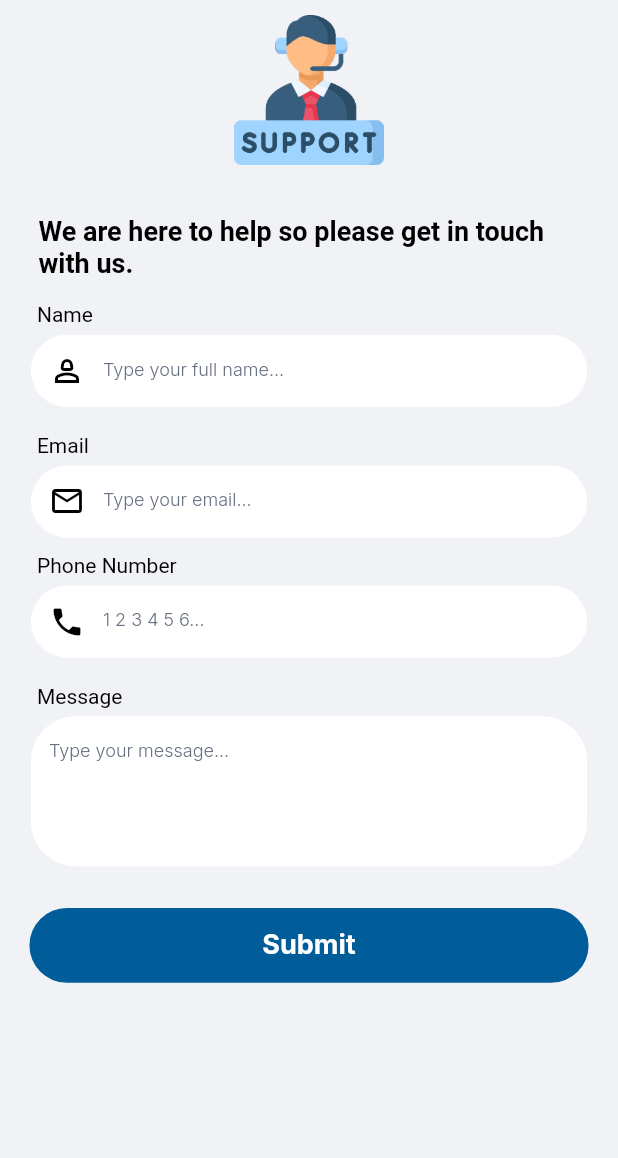
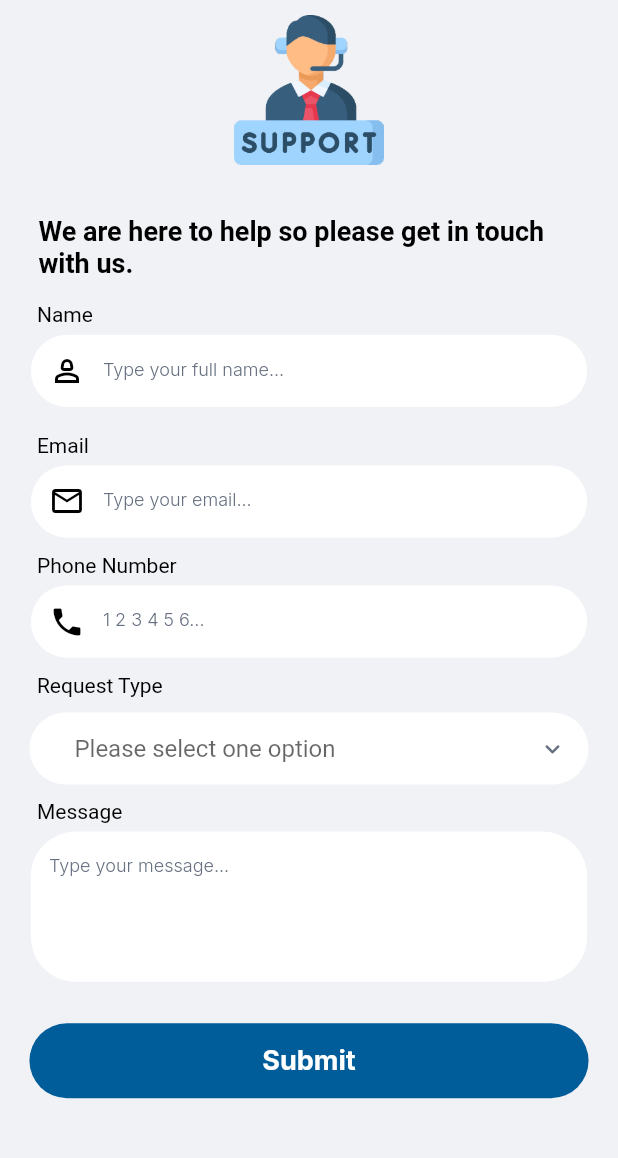
Before and after one commit to qtechdevexperts/panoptesan_driverapp, a Flutter app: the HelpSupportScreen screen opened directly, on a phone screen of 412 x 824 dp, the part 69-1227 px from its top. Run offline on Flutter 3.47's test engine with Material 2 defaults, Android fonts, the phone set to English and light mode, and no system bars; our stand-ins replace cached_network_image, device_info_plus, dio, firebase_core, firebase_crashlytics, firebase_messaging and 18 more; missing offline and left inert: camerawesome, custom_date_range_picker, custom_map_markers, external_path, flutter_stripe, flutter_video_info and 5 more; accounts and stored records are empty.

Commit message:
support dropdown added

```diff
--- a/lib/controllers/supportcontroller.dart
+++ b/lib/controllers/supportcontroller.dart
@@ -13,6 +13,7 @@
   TextEditingController email = new TextEditingController();
   TextEditingController phonenumber = new TextEditingController();
   TextEditingController message = new TextEditingController();
+   TextEditingController category = new TextEditingController();
 
   sendsupport() async {
     var token = LocalStorage.prefs?.getString("token");
@@ -26,7 +27,8 @@
       "email": email.text,
       "name": name.text,
       "message": message.text,
-      "number": phonenumber.text
+      "number": phonenumber.text,
+      "category":category.text
     });
     request.headers.addAll(headers);
 
@@ -37,6 +39,8 @@
       name.clear();
       phonenumber.clear();
       message.clear();
+
+      category.clear();
       print(await response.stream.bytesToString());
     } else {
       print(response.reasonPhrase);
--- a/lib/handlers/LoginSignupHandler.dart
+++ b/lib/handlers/LoginSignupHandler.dart
@@ -129,7 +129,7 @@
     String? fcmToken = "";
 
     try {
-      fcmToken = await FirebaseMessaging.instance.getToken();
+
     FirebaseMessaging messaging = FirebaseMessaging.instance;
 
 NotificationSettings settings = await messaging.requestPermission(
@@ -141,6 +141,9 @@
   provisional: false,
   sound: true,
 );
+
+   fcmToken = await FirebaseMessaging.instance.getToken();
+
       print('User granted permission: ${settings.authorizationStatus}');
 
       FirebaseMessaging.onMessage.listen((RemoteMessage message) {
--- a/lib/screens/HelpSupport.dart
+++ b/lib/screens/HelpSupport.dart
@@ -182,6 +182,7 @@
                 ),
               ),
               6.verticalSpace,
+
               CustomTextField(
                 keyboardtype: TextInputType.phone,
                 controller: supportcontroller.phonenumber,
@@ -200,7 +201,61 @@
                 hintColor: grey,
                 widthh: 0.9.sw,
               ),
-              20.verticalSpace,
+              12.verticalSpace,
+              Padding(
+                padding: const EdgeInsets.only(left: 15),
+                child: Align(
+                  alignment: AlignmentDirectional.centerStart,
+                  child: Text(
+                    "Request Type",
+                    style: TextStyle(
+                      color: Colors.black,
+                      fontSize: 14,
+                      fontWeight: FontWeight.w400,
+                    ),
+                  ),
+                ),
+              ),
+              // 6.verticalSpace,
+              Padding(
+                padding: const EdgeInsets.all(10),
+                child: DropdownButtonFormField<String>(
+                  icon: FaIcon(
+                    Icons.keyboard_arrow_down_rounded,
+                    color: grey,
+                    size: 20,
+                  ),
+
+                  //isExpanded: true,
+                  value: null,
+                  onChanged: (newValue) {
+             supportcontroller.category.text = newValue??'';
+                  },
+                  items: ["Request to become fleet manager", "Other"]
+                      .map<DropdownMenuItem<String>>((String value) {
+                    return DropdownMenuItem<String>(
+                      value: value,
+                      child: Text(value),
+                    );
+                  }).toList(),
+                  decoration: InputDecoration(
+                    contentPadding: EdgeInsets.only(left: 30, right: 20),
+                    filled: true,
+                    fillColor: white,
+                    hintText: 'Please select one option',
+                    hintStyle: GoogleFonts.inter(
+                      fontSize: 12,
+                      fontWeight: FontWeight.w300,
+                      color: grey,
+                    ),
+                    border: OutlineInputBorder(
+                      borderRadius: BorderRadius.circular(30),
+                      borderSide: BorderSide.none,
+                    ),
+                  ),
+                ),
+              ),
+              //  20.verticalSpace,
               Padding(
                 padding: const EdgeInsets.only(left: 15),
                 child: Align(
@@ -244,7 +299,7 @@
                     if (supportcontroller.email.text.isEmpty ||
                         supportcontroller.name.text.isEmpty ||
                         supportcontroller.message.text.isEmpty ||
-                        supportcontroller.phonenumber.text.isEmail) {
+                        supportcontroller.phonenumber.text.isEmail || supportcontroller.category.text.isEmpty) {
                       return SnackbarWidget()
                           .showsnackbar("Please fill all fields", context);
                     }
@@ -258,7 +313,7 @@
                     try {
                       await supportcontroller.sendsupport();
                       progressDialog.dismiss();
-                     await showDialog(
+                      await showDialog(
                         context: context,
                         builder: (BuildContext context) {
                           return AlertDialog(
```
Lines whose indentation alone changed are shown as unchanged.
